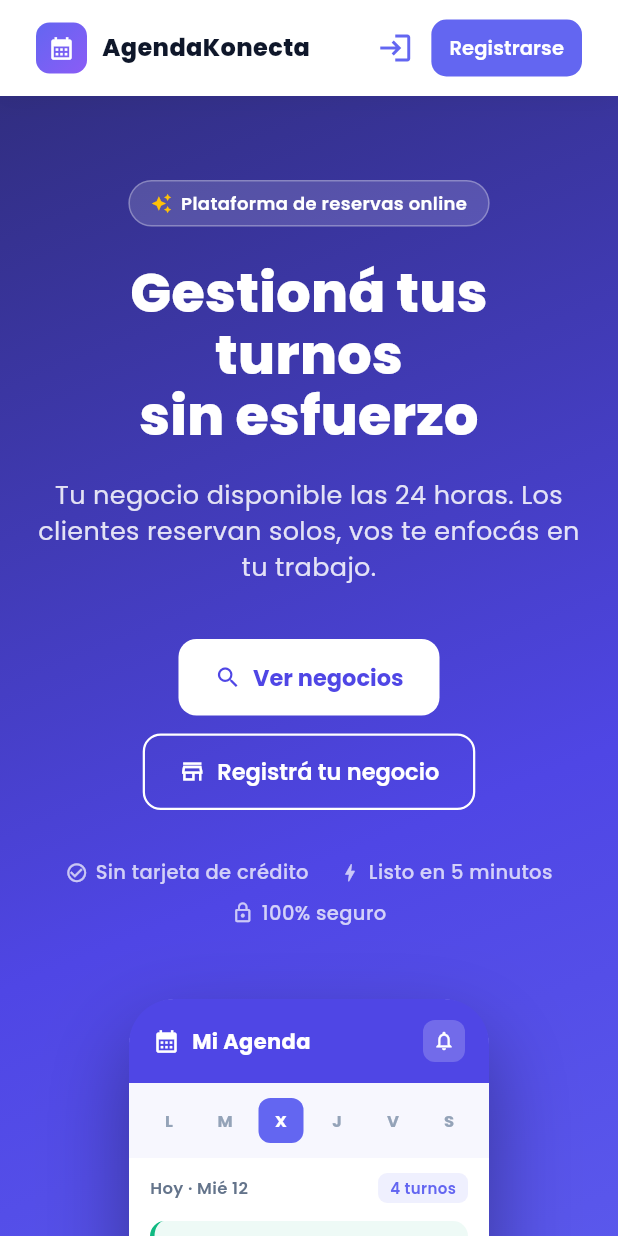
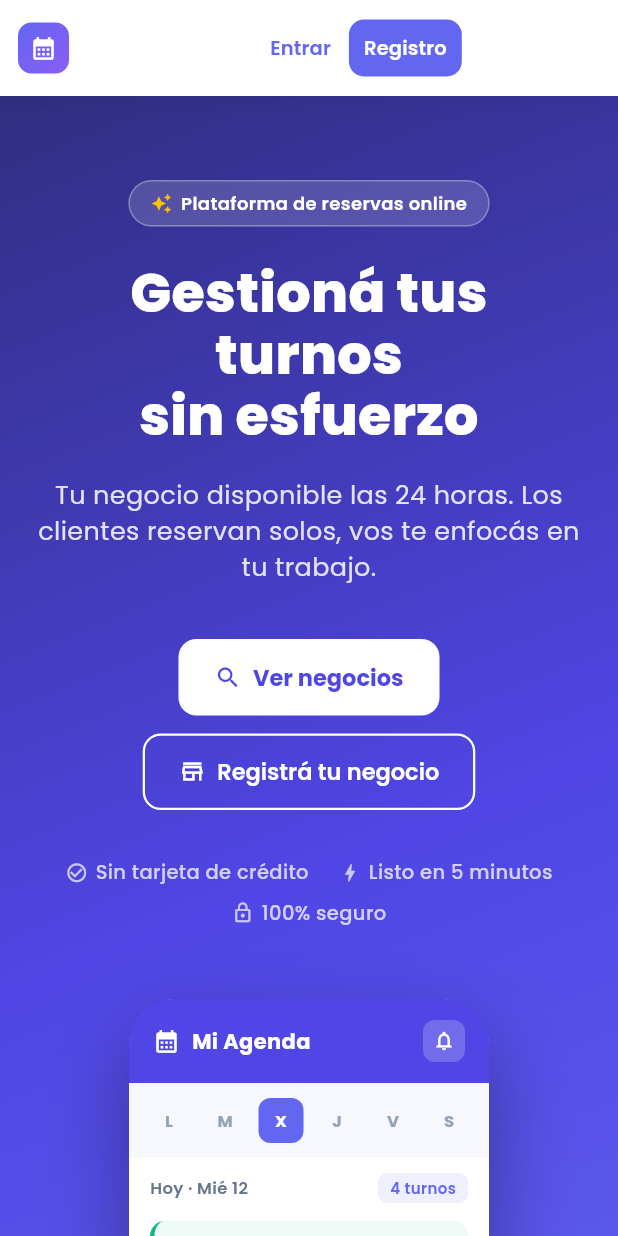
Before and after one commit to IperEnma/botai, a Flutter app: the screen it shows after launch, on a phone screen of 412 x 824 dp. Run offline on Flutter 3.47's test engine with Material 3 defaults, Android fonts, the phone set to English and light mode, and no system bars; our stand-ins replace flutter_dotenv, flutter_riverpod, flutter_secure_storage, flutter_svg, go_router, google_fonts and 2 more; missing offline and left inert: dart:html, google_sign_in_web; accounts and stored records are empty.

Commit message:
fix vector

```diff
--- a/frontend/lib/core/router.dart
+++ b/frontend/lib/core/router.dart
@@ -23,13 +23,16 @@ import '../features/agenda/me/wallet_screen.dart';
 import '../features/agenda/me/my_bookings_screen.dart';
 import '../features/agenda/me/create_booking_screen.dart';
 import '../features/agenda/me/my_notifications_screen.dart';
+import 'router_refresh.dart';
 
 final routerProvider = Provider<GoRouter>((ref) {
-  final authState = ref.watch(authStateProvider);
+  final refresh = ref.watch(routerRefreshListenableProvider);
 
   return GoRouter(
     initialLocation: '/',
+    refreshListenable: refresh,
     redirect: (context, state) {
+      final authState = ref.read(authStateProvider);
       final isLoggedIn = authState.isAuthenticated;
       final loc = state.matchedLocation;
       final isLoggingIn = loc == '/login';
--- a/frontend/lib/features/agenda/public/landing_screen.dart
+++ b/frontend/lib/features/agenda/public/landing_screen.dart
@@ -90,13 +90,14 @@ class _Navbar extends StatelessWidget {
         child: ConstrainedBox(
           constraints: const BoxConstraints(maxWidth: 1200),
           child: Padding(
-            padding: const EdgeInsets.symmetric(horizontal: 24),
+            padding: EdgeInsets.symmetric(horizontal: wide ? 24 : 12),
             child: Row(
               children: [
-                // Logo
-                GestureDetector(
+                Flexible(
+                  child: GestureDetector(
                     onTap: () => context.go('/'),
                     child: Row(
+                      mainAxisSize: MainAxisSize.min,
                       children: [
                         Container(
                           width: 34,
@@ -112,33 +113,31 @@ class _Navbar extends StatelessWidget {
                           child: const Icon(Icons.calendar_month,
                               color: Colors.white, size: 18),
                         ),
+                        if (wide) ...[
                           const SizedBox(width: 10),
-                      Text('AgendaKonecta',
-                          style: _h(16, w: FontWeight.w800, c: _kText)),
+                          Flexible(
+                            child: Text(
+                              'AgendaKonecta',
+                              style: _h(16, w: FontWeight.w800, c: _kText),
+                              overflow: TextOverflow.ellipsis,
+                            ),
+                          ),
                         ],
+                      ],
+                    ),
                   ),
                 ),
 
                 const Spacer(),
 
-                // Nav links (desktop only)
                 if (wide) ...[
-                  _NavLink(
-                      label: 'Cómo funciona',
-                      onTap: () {}),
+                  _NavLink(label: 'Cómo funciona', onTap: () {}),
                   _NavLink(
                       label: 'Ver negocios',
                       onTap: () => context.go('/agenda/search')),
                   const SizedBox(width: 8),
                 ],
 
-                // CTAs (login visible también en móvil)
-                if (!wide)
-                  IconButton(
-                    tooltip: 'Iniciar sesión',
-                    onPressed: () => context.go('/login'),
-                    icon: const Icon(Icons.login, color: _kPrimary),
-                  ),
                 if (wide)
                   OutlinedButton(
                     onPressed: () => context.go('/login'),
@@ -154,20 +153,32 @@ class _Navbar extends StatelessWidget {
                     child: Text('Iniciar sesión',
                         style: _b(13,
                             w: FontWeight.w600, c: _kPrimary)),
+                  )
+                else
+                  TextButton(
+                    onPressed: () => context.go('/login'),
+                    style: TextButton.styleFrom(
+                      foregroundColor: _kPrimary,
+                      padding: const EdgeInsets.symmetric(horizontal: 8),
+                      minimumSize: const Size(0, 38),
                     ),
-                if (wide) const SizedBox(width: 8),
+                    child: Text('Entrar',
+                        style: _b(13,
+                            w: FontWeight.w600, c: _kPrimary)),
+                  ),
+                const SizedBox(width: 4),
                 FilledButton(
                   onPressed: () => context.go('/agenda/register'),
                   style: FilledButton.styleFrom(
                     backgroundColor: _kPrimary,
                     padding: EdgeInsets.symmetric(
-                        horizontal: wide ? 16 : 12, vertical: 0),
+                        horizontal: wide ? 16 : 10, vertical: 0),
                     shape: RoundedRectangleBorder(
                         borderRadius: BorderRadius.circular(10)),
                     minimumSize: const Size(0, 38),
                   ),
                   child: Text(
-                      wide ? 'Registrá tu negocio' : 'Registrarse',
+                      wide ? 'Registrá tu negocio' : 'Registro',
                       style: _b(13,
                           w: FontWeight.w600, c: Colors.white)),
                 ),
```
Also changed, not shown: frontend/lib/core/router_refresh.dart (added, +16 -0 lines), frontend/lib/features/agenda/tenant/tenant_me_gate_screen.dart (+6 -26 lines), render.yaml (+5 -6 lines), 7 other files. Lines whose indentation alone changed are shown as unchanged.
